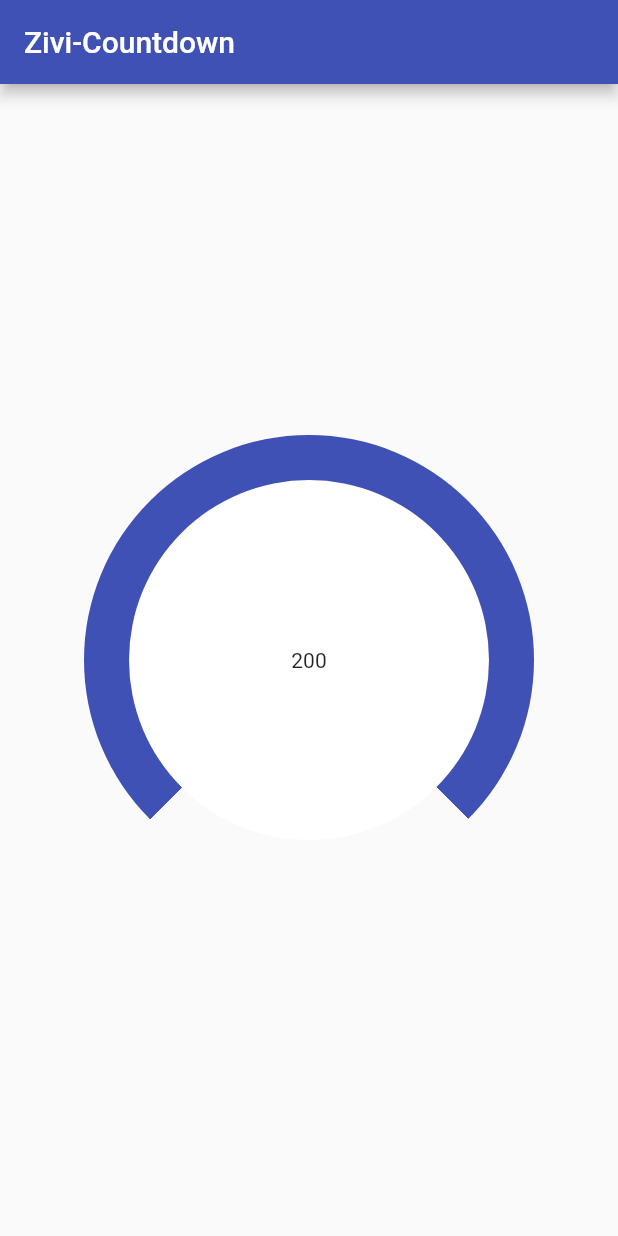
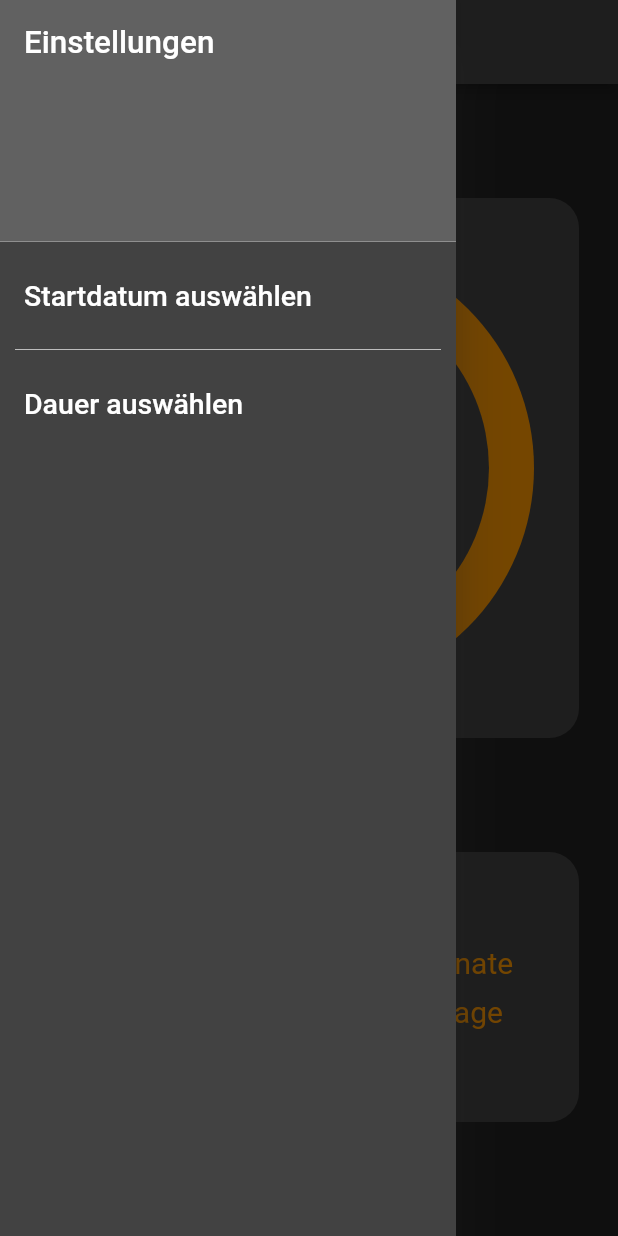
Before and after one commit to youngunand/Zivi-Counter, a Flutter app: the screen it shows after launch, with the side drawer open (before the commit the screen has no drawer), on a phone screen of 412 x 824 dp. Run offline on Flutter 3.47's test engine with Material 2 defaults, Android fonts, the phone set to English and light mode, and no system bars.

Commit message:
built UI and added some functionality

```diff
--- /dev/null
+++ b/lib/drawer_content.dart
@@ -0,0 +1,136 @@
+import 'package:flutter/material.dart';
+
+class DrawerContent extends StatefulWidget {
+  @override
+  _DrawerContentState createState() => _DrawerContentState();
+}
+
+class _DrawerContentState extends State<DrawerContent> {
+  DateTime selectedStartDate = DateTime.now();
+  int? selectedDuration = 9;
+
+  double screenWidth = 1;
+  double screenHeight = 1;
+
+  List<DropdownMenuItem<int>> dropdownMenuItems = [];
+
+  TextStyle drawerHeaderStyle = TextStyle(fontSize: 21, color: Colors.white);
+
+  TextStyle drawerStyle = TextStyle(fontSize: 19, color: Colors.white);
+
+  void buildDropDownMenuItems() {
+    for (int i = 1; i < 13; i++) {
+      final item = DropdownMenuItem<int>(
+          value: i,
+          child: Text(
+            '$i',
+            style: drawerStyle,
+          ));
+      dropdownMenuItems.add(item);
+    }
+  }
+
+
+  void showDurationSelectorDialog() {
+    showDialog(
+        context: context,
+        builder: (context) {
+          return Dialog(
+            child: Container(
+              color: Theme.of(context).canvasColor,
+              height: 0.3 * screenHeight,
+              width: 0.8 * screenWidth,
+              padding: EdgeInsets.all(15),
+              child: Stack(
+                children: [
+                  Align(
+                    alignment: Alignment.center,
+                    child: Row(
+                      mainAxisAlignment: MainAxisAlignment.center,
+                      children: [
+                        DropdownButton<int>(
+                          items: dropdownMenuItems,
+                          value: selectedDuration,
+                          onChanged: (value) {
+                            selectedDuration = value;
+                          },
+                        ),
+                        SizedBox(
+                          width: 20,
+                        ),
+                        Text(
+                          'Monate',
+                          style: drawerStyle,
+                        )
+                      ],
+                    ),
+                  ),
+                  Align(
+                    alignment: Alignment.bottomRight,
+                    child: IconButton(
+                      icon: Icon(Icons.check_circle_outline_outlined),
+                      onPressed: () {
+                        Navigator.of(context).pop();
+                      },
+                      color: Theme.of(context).focusColor,
+                      iconSize: 35,
+                    ),
+                  )
+                ],
+              ),
+            ),
+          );
+        });
+  }
+
+  @override
+  void initState() {
+    super.initState();
+    buildDropDownMenuItems();
+    print(dropdownMenuItems);
+  }
+
+  @override
+  Widget build(BuildContext context) {
+    screenHeight = MediaQuery.of(context).size.height;
+    screenWidth = MediaQuery.of(context).size.width;
+
+    return ListView(
+      children: [
+        DrawerHeader(
+          child: Text(
+            'Einstellungen',
+            style: drawerHeaderStyle,
+          ),
+          decoration: BoxDecoration(color: Colors.grey[700]),
+        ),
+        ListTile(
+          title: Text(
+            'Startdatum auswählen',
+            style: drawerStyle,
+          ),
+          onTap: () async {
+            selectedStartDate = (await showDatePicker(
+                context: context,
+                initialDate: DateTime.now(),
+                firstDate: DateTime(2019),
+                lastDate: DateTime(2119)))!;
+          },
+        ),
+        Divider(
+          indent: 10,
+          endIndent: 10,
+        ),
+        ListTile(
+          title: Text(
+            'Dauer auswählen',
+            style: drawerStyle,
+          ),
+          onTap: () {
+            showDurationSelectorDialog();
+          },
+        ),
+      ],
+    );
+  }
+}
--- a/lib/home_page.dart
+++ b/lib/home_page.dart
@@ -1,4 +1,5 @@
 import 'package:flutter/material.dart';
+import 'package:zivi_counter_app/drawer_content.dart';
 
 class HomePage extends StatefulWidget {
   const HomePage({Key? key}) : super(key: key);
@@ -9,28 +10,84 @@ class HomePage extends StatefulWidget {
 
 class _HomePageState extends State<HomePage> {
   double size = 300;
+  double screenWidth = 1;
+  double screenHeight = 1;
+  double borderRadius = 20;
   double pi = 3.14;
+  double progress = 0.5;
+
+  int daysLeft = 1;
+  int totalDays = 1;
+
+  int progressPercentage = 0;
+
+  DateTime selectedStartDate = DateTime(2021, 8, 1);
+  int? selectedDuration = 9;
+
   var rect;
+
+  TextStyle numberStyle = TextStyle(fontSize: 50, color: Colors.orange[500]);
+  TextStyle baseStyle = TextStyle(fontSize: 20, color: Colors.orange[500]);
+  TextStyle descriptionStyle = TextStyle(fontSize: 12, color: Colors.grey[400]);
+
+  void calculateDays() {
+    final endDate = DateTime(
+        selectedStartDate.year, selectedStartDate.month + selectedDuration!);
+    daysLeft = -DateTime.now().difference(endDate).inDays;
+    totalDays =
+        DateTimeRange(start: selectedStartDate, end: endDate).duration.inDays;
+  }
+
+  void calculateProgress() {
+    progress = (totalDays - daysLeft) / totalDays;
+    progressPercentage = (progress *100).round();
+  }
+
+  @override
+  void initState() {
+    super.initState();
+    calculateDays();
+    calculateProgress();
+  }
 
   @override
   Widget build(BuildContext context) {
+    screenHeight = MediaQuery.of(context).size.height;
+    screenWidth = MediaQuery.of(context).size.width;
     return Scaffold(
       appBar: AppBar(
-        title: Text('Zivi-Countdown'),
+        backgroundColor: Theme.of(context).shadowColor,
+        title: Text(
+          'Zivi-Countdown',
+          style: TextStyle(color: Colors.white),
         ),
-      body: Center(
-          child: Container(
-        height: 300,
-        width: 300,
+      ),
+      body: SizedBox.expand(
+        child: Column(
+          mainAxisAlignment: MainAxisAlignment.spaceEvenly,
+          crossAxisAlignment: CrossAxisAlignment.center,
+          children: [
+            Container(
+              decoration: BoxDecoration(
+                color: Theme.of(context).shadowColor,
+                borderRadius: BorderRadius.circular(borderRadius),
+              ),
+              height: 1.2 * size,
+              width: 1.2 * size,
               child: Stack(
                 children: [
-            ShaderMask(
+                  Align(
+                    alignment: Alignment.center,
+                    child: ShaderMask(
                       shaderCallback: (rect) {
                         return SweepGradient(
-                  colors: [Colors.indigo, Colors.transparent],
-                  stops: [0.75, 0.75],
-                  startAngle: pi * 3 / 4,
-                  endAngle: pi * 11 / 4,
+                          colors: [
+                            Theme.of(context).focusColor,
+                            Theme.of(context).accentColor
+                          ],
+                          stops: [progress, progress],
+                          startAngle: pi * 3 / 2,
+                          endAngle: pi * 7 / 2,
                           tileMode: TileMode.repeated,
                           center: Alignment.center,
                         ).createShader(rect);
@@ -39,26 +96,94 @@ class _HomePageState extends State<HomePage> {
                         width: size,
                         height: size,
                         decoration: BoxDecoration(
-                    borderRadius: BorderRadius.circular(150),
-                    color: Colors.white),
+                          borderRadius: BorderRadius.circular(0.5 * size),
+                          color: Colors.white,
                         ),
                       ),
-            Center(
+                    ),
+                  ),
+                  Align(
+                    alignment: Alignment.center,
                     child: Container(
                       height: 0.8 * size,
                       width: 0.8 * size,
                       alignment: Alignment.center,
                       decoration: BoxDecoration(
                           borderRadius: BorderRadius.circular(0.4 * size),
-                    color: Colors.white),
-                child: Text('200'),
+                          color: Theme.of(context).shadowColor),
+                      child: Text(
+                        '$daysLeft',
+                        style: numberStyle,
+                      ),
                     ),
                   ),
                 ],
               ),
-      )),
+            ),
+            Container(
+              height: 0.6 * size,
+              width: 1.2 * size,
+              decoration: BoxDecoration(
+                  color: Theme.of(context).shadowColor,
+                  borderRadius: BorderRadius.circular(borderRadius)),
+              child: Row(
+                mainAxisAlignment: MainAxisAlignment.spaceEvenly,
+                children: [
+                  Container(
+                    width: 0.4 * screenWidth,
+                    height: 0.25 * screenHeight,
+                    alignment: Alignment.center,
+                    child: Text(
+                      '$progressPercentage%',
+                      style: numberStyle,
+                    ),
+                  ),
+                  VerticalDivider(
+                    indent: 20,
+                    endIndent: 20,
+                    color: Theme.of(context).accentColor,
+                  ),
+                  Container(
+                    padding: EdgeInsets.symmetric(vertical: 30),
+                    height: 0.25 * screenHeight,
+                    width: 0.4 * screenWidth,
+                    child: Stack(
+                      children: [
+                        Container(
+                          alignment: Alignment.topLeft,
+                          child: Text(
+                            'noch:',
+                            style: descriptionStyle,
+                          ),
+                        ),
+                        Align(
+                          alignment: Alignment.center,
+                          child: Column(
+                            mainAxisAlignment: MainAxisAlignment.center,
+                            children: [
+                              Text(
+                                '3 Monate',
+                                style: baseStyle,
+                              ),
+                              SizedBox(
+                                height: 10,
+                              ),
+                              Text('15 Tage', style: baseStyle),
+                            ],
+                          ),
+                        ),
+                      ],
+                    ),
+                  ),
+                ],
+              ),
+            )
+          ],
+        ),
+      ),
+      drawer: Drawer(
+        child: DrawerContent(),
+      ),
     );
   }
 }
-
-class Co {}
--- a/lib/main.dart
+++ b/lib/main.dart
@@ -12,8 +12,13 @@ class MyApp extends StatelessWidget {
     return MaterialApp(
       title: 'Flutter Demo',
       theme: ThemeData(
-        primarySwatch: Colors.indigo,
-      ),
+          primarySwatch: Colors.orange,
+          scaffoldBackgroundColor: Colors.grey[900],
+          accentColor: Colors.amber[100],
+          canvasColor: Colors.grey[800],
+          focusColor: Colors.orange[500],
+          dividerColor: Colors.grey[400],
+          shadowColor: Colors.grey[800],),
       home: HomePage(),
     );
   }
```
Lines whose indentation alone changed are shown as unchanged.
